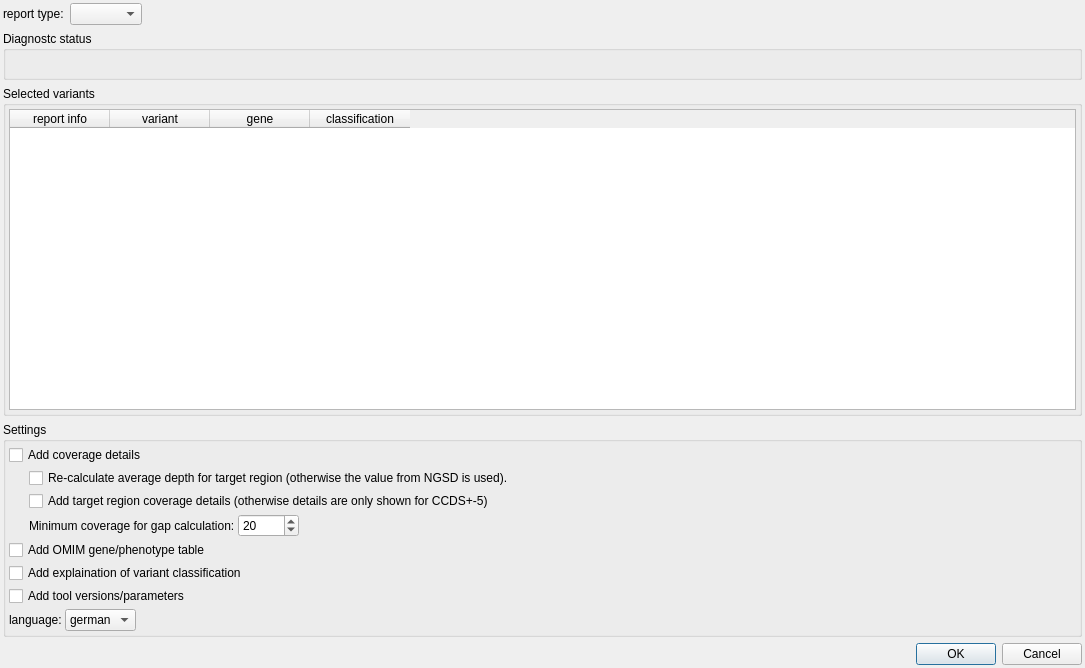
imgag/ngs-bits, file src/GSvar/ReportDialog.ui: the form before one commit.
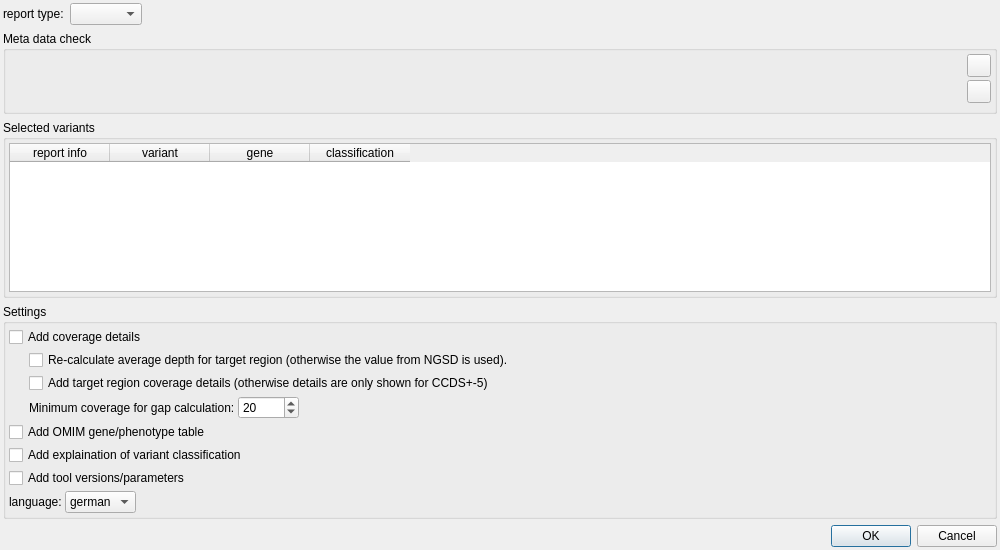
The form after the commit. Icons and pictures are not drawn. Custom widgets are drawn as their Qt base class.

Commit message: Prototype of meta data check.

Patch:
```diff
--- a/src/GSvar/ReportDialog.ui
+++ b/src/GSvar/ReportDialog.ui
@@ -6,10 +6,16 @@
    <rect>
     <x>0</x>
     <y>0</y>
-    <width>1085</width>
-    <height>668</height>
+    <width>1000</width>
+    <height>550</height>
    </rect>
   </property>
+  <property name="minimumSize">
+   <size>
+    <width>1000</width>
+    <height>550</height>
+   </size>
+  </property>
   <property name="windowTitle">
    <string>Report configuration</string>
   </property>
@@ -67,15 +73,12 @@
    <item>
     <widget class="QGroupBox" name="groupBox_2">
      <property name="title">
-      <string>Diagnostc status</string>
+      <string>Meta data check</string>
      </property>
      <property name="flat">
       <bool>true</bool>
      </property>
-     <layout class="QHBoxLayout" name="horizontalLayout_4" stretch="0,100">
-      <property name="spacing">
-       <number>3</number>
-      </property>
+     <layout class="QGridLayout" name="gridLayout" columnstretch="1,0">
       <property name="leftMargin">
        <number>3</number>
       </property>
@@ -88,35 +91,81 @@
       <property name="bottomMargin">
        <number>3</number>
       </property>
-      <item>
-       <widget class="DiagnosticStatusWidget" name="diag_status" native="true">
-        <property name="sizePolicy">
-         <sizepolicy hsizetype="Preferred" vsizetype="Preferred">
-          <horstretch>0</horstretch>
-          <verstretch>0</verstretch>
-         </sizepolicy>
-        </property>
-        <property name="minimumSize">
-         <size>
-          <width>0</width>
-          <height>0</height>
-         </size>
-        </property>
-       </widget>
-      </item>
-      <item>
-       <spacer name="horizontalSpacer">
+      <property name="spacing">
+       <number>3</number>
+      </property>
+      <item row="2" column="1">
+       <spacer name="verticalSpacer">
         <property name="orientation">
-         <enum>Qt::Horizontal</enum>
+         <enum>Qt::Vertical</enum>
         </property>
         <property name="sizeHint" stdset="0">
          <size>
-          <width>40</width>
-          <height>20</height>
+          <width>5</width>
+          <height>5</height>
          </size>
         </property>
        </spacer>
       </item>
+      <item row="0" column="0" rowspan="3">
+       <widget class="QLabel" name="meta_data_check_output">
+        <property name="text">
+         <string/>
+        </property>
+        <property name="textFormat">
+         <enum>Qt::RichText</enum>
+        </property>
+        <property name="textInteractionFlags">
+         <set>Qt::LinksAccessibleByMouse|Qt::TextSelectableByMouse</set>
+        </property>
+       </widget>
+      </item>
+      <item row="1" column="1">
+       <widget class="QToolButton" name="meta_data_edit_btn">
+        <property name="maximumSize">
+         <size>
+          <width>24</width>
+          <height>24</height>
+         </size>
+        </property>
+        <property name="text">
+         <string/>
+        </property>
+        <property name="icon">
+         <iconset resource="GSvar.qrc">
+          <normaloff>:/Icons/Edit.png</normaloff>:/Icons/Edit.png</iconset>
+        </property>
+        <property name="popupMode">
+         <enum>QToolButton::InstantPopup</enum>
+        </property>
+        <property name="arrowType">
+         <enum>Qt::NoArrow</enum>
+        </property>
+       </widget>
+      </item>
+      <item row="0" column="1">
+       <widget class="QToolButton" name="meta_data_check_btn">
+        <property name="minimumSize">
+         <size>
+          <width>0</width>
+          <height>0</height>
+         </size>
+        </property>
+        <property name="maximumSize">
+         <size>
+          <width>24</width>
+          <height>24</height>
+         </size>
+        </property>
+        <property name="text">
+         <string/>
+        </property>
+        <property name="icon">
+         <iconset resource="GSvar.qrc">
+          <normaloff>:/Icons/Refresh.png</normaloff>:/Icons/Refresh.png</iconset>
+        </property>
+       </widget>
+      </item>
      </layout>
     </widget>
    </item>
@@ -416,14 +465,6 @@
    </item>
   </layout>
  </widget>
- <customwidgets>
-  <customwidget>
-   <class>DiagnosticStatusWidget</class>
-   <extends>QWidget</extends>
-   <header>DiagnosticStatusWidget.h</header>
-   <container>1</container>
-  </customwidget>
- </customwidgets>
  <resources>
   <include location="GSvar.qrc"/>
  </resources>
```
Left out of the diff: 2 changed lines with no effect on the pictures. The commit also changes 12 other files.
